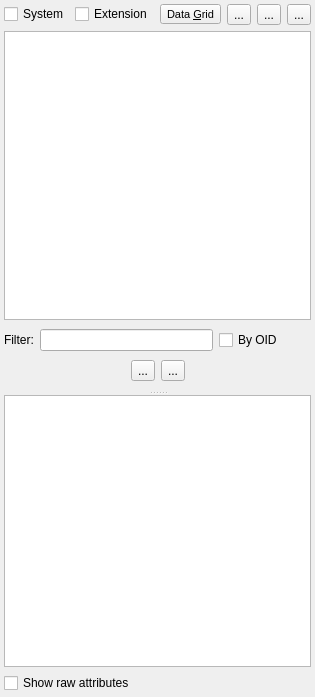
Qt form libpgmodeler_ui/ui/databaseexplorerwidget.ui (pgmodeler/pgmodeler) before a commit.
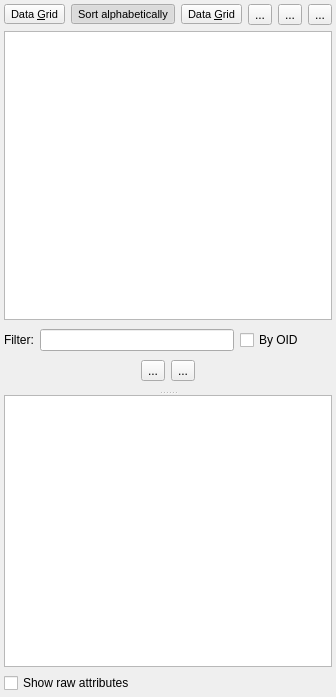
The same form after that commit. Icons and pictures are not drawn.

Commit message: Added support to sort items alphabetically (ascending) or by oid in DatabaseExplorerWidget

```diff
--- a/libpgmodeler_ui/ui/databaseexplorerwidget.ui
+++ b/libpgmodeler_ui/ui/databaseexplorerwidget.ui
@@ -6,7 +6,7 @@
    <rect>
     <x>0</x>
     <y>0</y>
-    <width>315</width>
+    <width>285</width>
     <height>697</height>
    </rect>
   </property>
@@ -35,46 +35,79 @@
    <item>
     <layout class="QHBoxLayout" name="horizontalLayout_5">
      <item>
-      <widget class="QCheckBox" name="sys_objs_chk">
+      <widget class="QToolButton" name="toggle_display_tb">
        <property name="enabled">
         <bool>true</bool>
        </property>
-       <property name="sizePolicy">
-        <sizepolicy hsizetype="Preferred" vsizetype="Fixed">
-         <horstretch>0</horstretch>
-         <verstretch>0</verstretch>
-        </sizepolicy>
+       <property name="font">
+        <font>
+         <pointsize>8</pointsize>
+        </font>
        </property>
        <property name="toolTip">
         <string>Toggles the display of system objects.</string>
        </property>
        <property name="text">
-        <string>System</string>
+        <string>Data &amp;Grid</string>
        </property>
-       <property name="checked">
-        <bool>false</bool>
+       <property name="icon">
+        <iconset resource="../res/resources.qrc">
+         <normaloff>:/icones/icones/filter.png</normaloff>:/icones/icones/filter.png</iconset>
+       </property>
+       <property name="iconSize">
+        <size>
+         <width>22</width>
+         <height>22</height>
+        </size>
+       </property>
+       <property name="shortcut">
+        <string>Alt+G</string>
+       </property>
+       <property name="popupMode">
+        <enum>QToolButton::InstantPopup</enum>
+       </property>
+       <property name="toolButtonStyle">
+        <enum>Qt::ToolButtonIconOnly</enum>
        </property>
       </widget>
      </item>
      <item>
-      <widget class="QCheckBox" name="ext_objs_chk">
+      <widget class="QToolButton" name="sort_by_name_tb">
        <property name="enabled">
         <bool>true</bool>
        </property>
-       <property name="sizePolicy">
-        <sizepolicy hsizetype="Expanding" vsizetype="Fixed">
-         <horstretch>0</horstretch>
-         <verstretch>0</verstretch>
-        </sizepolicy>
+       <property name="font">
+        <font>
+         <pointsize>8</pointsize>
+        </font>
        </property>
        <property name="toolTip">
         <string>Toggles the display of extension objects</string>
        </property>
        <property name="text">
-        <string>Extension</string>
+        <string>Sort alphabetically</string>
+       </property>
+       <property name="icon">
+        <iconset resource="../res/resources.qrc">
+         <normaloff>:/icones/icones/sortasc.png</normaloff>:/icones/icones/sortasc.png</iconset>
+       </property>
+       <property name="iconSize">
+        <size>
+         <width>22</width>
+         <height>22</height>
+        </size>
+       </property>
+       <property name="shortcut">
+        <string/>
+       </property>
+       <property name="checkable">
+        <bool>true</bool>
        </property>
        <property name="checked">
-        <bool>false</bool>
+        <bool>true</bool>
+       </property>
+       <property name="toolButtonStyle">
+        <enum>Qt::ToolButtonIconOnly</enum>
        </property>
       </widget>
      </item>
@@ -187,6 +220,19 @@
        </property>
       </widget>
      </item>
+     <item>
+      <spacer name="horizontalSpacer">
+       <property name="orientation">
+        <enum>Qt::Horizontal</enum>
+       </property>
+       <property name="sizeHint" stdset="0">
+        <size>
+         <width>40</width>
+         <height>20</height>
+        </size>
+       </property>
+      </spacer>
+     </item>
     </layout>
    </item>
    <item>
```
Left out of the diff: 4 changed lines with no effect on the pictures. The commit also changes 7 other files.
